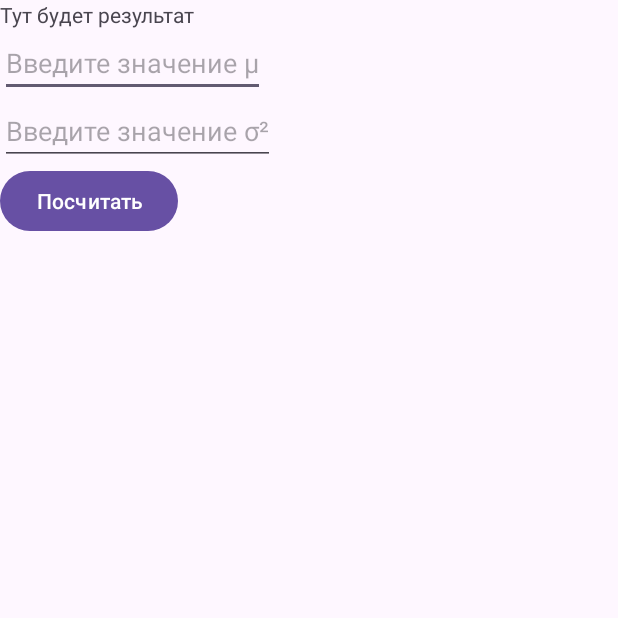
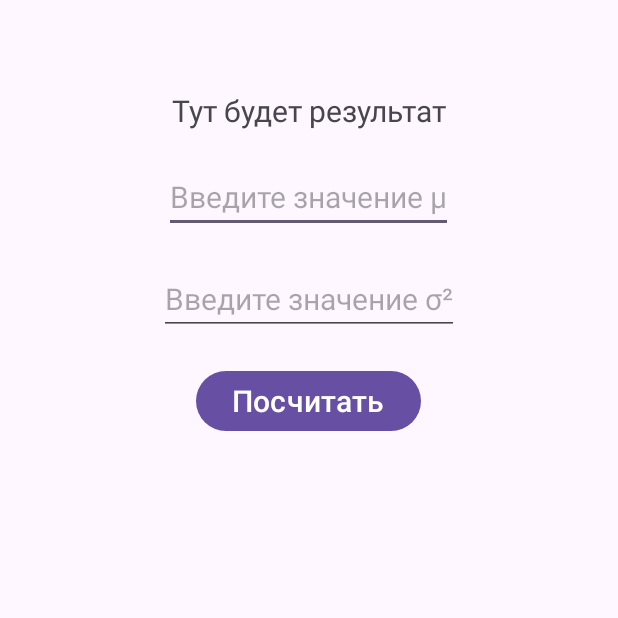
Before and after one commit to shiro-eden/CalculateLogNormal, an Android app: the screen it shows after launch (MainActivity), on a phone screen of 412 x 824 dp, the top half of it. Run offline under Robolectric (Android 15) with nearby library versions, the phone set to English and light mode, and no system bars; libraries missing offline, so code that uses them is left out: org.apache.commons.

Commit message:
Update UI. Final update ci (i believe)

```diff
--- a/app/src/main/res/layout/activity_main.xml
+++ b/app/src/main/res/layout/activity_main.xml
@@ -10,27 +10,38 @@
         android:id="@+id/random_number_result"
         android:layout_height="wrap_content"
         android:layout_width="wrap_content"
-        android:text="@string/label_result"/>
+        android:text="@string/label_result"
+        android:layout_gravity="center"
+        android:layout_marginTop="60dp"
+        android:layout_marginBottom="20dp"
+        android:textSize="20sp"/>
 
     <EditText
         android:id="@+id/mean_val"
         android:layout_width="wrap_content"
         android:layout_height="wrap_content"
         android:inputType="numberDecimal|numberSigned"
-        android:hint="@string/hint_mean_val"/>
+        android:hint="@string/hint_mean_val"
+        android:layout_gravity="center"
+        android:layout_marginBottom="20dp"
+        android:textSize="20sp"/>
 
     <EditText
         android:id="@+id/variance_value"
         android:layout_width="wrap_content"
         android:layout_height="wrap_content"
         android:inputType="numberDecimal"
-        android:hint="@string/hint_variance_value"/>
+        android:hint="@string/hint_variance_value"
+        android:layout_gravity="center"
+        android:layout_marginBottom="20dp"
+        android:textSize="20sp"/>
 
     <Button
         android:id="@+id/get_random_num"
         android:layout_width="wrap_content"
         android:layout_height="wrap_content"
+        android:layout_gravity="center"
         android:text="@string/btn_calculate"
-        />
+        android:textSize="20sp"/>
 
 </LinearLayout>
```
Also changed, not shown: 1 other file.
